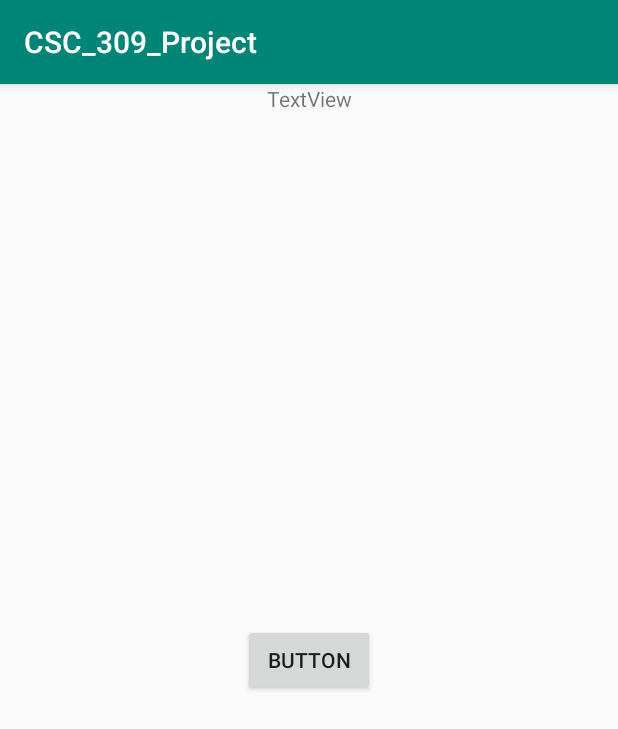
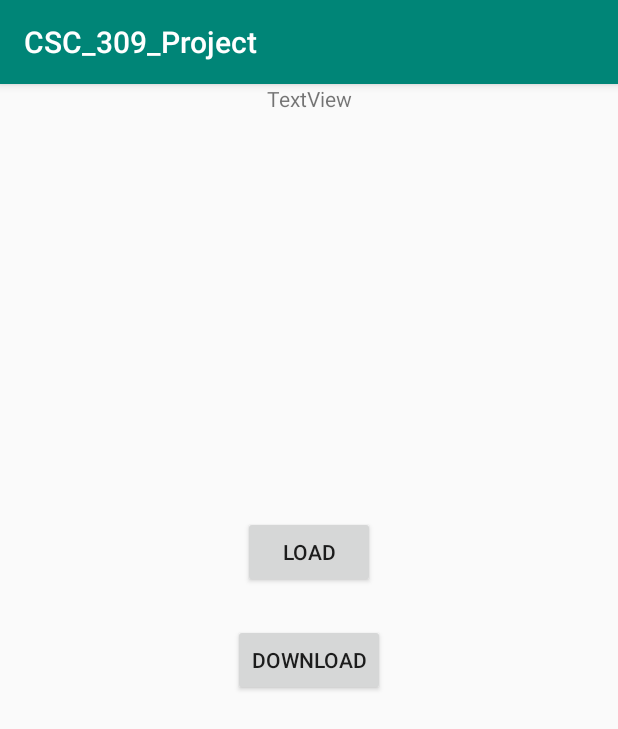
Before and after one commit to jthommiller/CSC_309_Project, an Android app: the screen it shows after launch (MainActivity), on a phone screen of 412 x 824 dp. Shown: the top 729 px of the screen. Run offline under Robolectric (Android 15) with nearby library versions, the phone set to English and light mode, and no system bars.

```diff
--- a/CSC_309_Project/app/src/main/res/layout/activity_main.xml
+++ b/CSC_309_Project/app/src/main/res/layout/activity_main.xml
@@ -7,10 +7,10 @@
     tools:context=".MainActivity">
 
     <Button
-        android:id="@+id/button"
+        android:id="@+id/Download"
         android:layout_width="wrap_content"
         android:layout_height="wrap_content"
-        android:text="Button"
+        android:text="Download"
         app:layout_constraintBottom_toBottomOf="parent"
         app:layout_constraintEnd_toEndOf="parent"
         app:layout_constraintHorizontal_bias="0.5"
@@ -26,4 +26,15 @@
         app:layout_constraintHorizontal_bias="0.5"
         app:layout_constraintStart_toStartOf="parent"
         app:layout_constraintTop_toTopOf="parent" />
+
+    <Button
+        android:id="@+id/load"
+        android:layout_width="wrap_content"
+        android:layout_height="wrap_content"
+        android:layout_marginBottom="24dp"
+        android:text="Load"
+        app:layout_constraintBottom_toTopOf="@+id/Download"
+        app:layout_constraintEnd_toEndOf="parent"
+        app:layout_constraintHorizontal_bias="0.5"
+        app:layout_constraintStart_toStartOf="parent" />
 </androidx.constraintlayout.widget.ConstraintLayout>
```
Also changed, not shown: CSC_309_Project/app/src/main/java/com/example/csc_309_project/MainActivity.java (+94 -8 lines).
